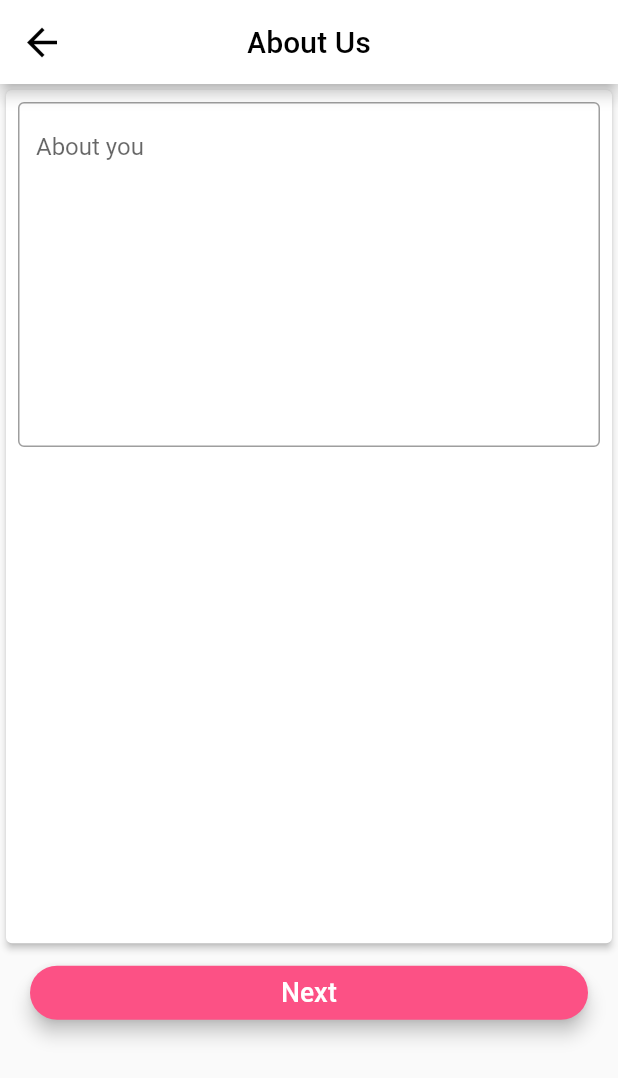
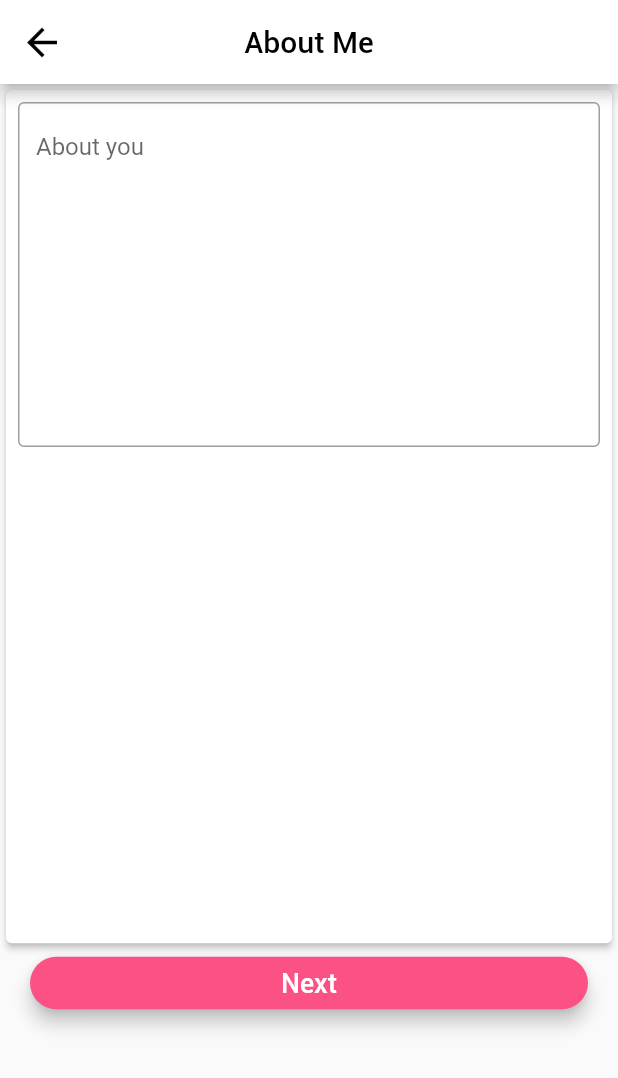
Before and after one commit to jagadeeshpodilapu/daytte, a Flutter app: the AboutUs screen opened directly, on a phone screen of 412 x 824 dp. Shown: the top 1078 px of the screen. Run offline on Flutter 3.47's test engine with Material 2 defaults, Android fonts, the phone set to English and light mode, and no system bars; our stand-ins replace dio, dotted_border, eva_icons_flutter, flutter_svg, geolocator, get and 8 more; accounts and stored records are empty.

Commit message:
issues fixed

```diff
--- a/lib/controllers/otpController/otp_controller.dart
+++ b/lib/controllers/otpController/otp_controller.dart
@@ -17,7 +17,7 @@ class OtpController extends GetxController {
   Timer? _timer;
 
   TextEditingController otpInput = TextEditingController();
-  final otpController = Get.find<OtpController>();
+
   int start = 30;
   late String mobileNumber;
   UserInfoModel? userInfoModel;
--- a/lib/view/screens/aboutus/aboutus.dart
+++ b/lib/view/screens/aboutus/aboutus.dart
@@ -1,3 +1,5 @@
+import 'package:daytte/view/screens/editdetails/edit_details.dart';
+
 import '../../widgets/button_widget.dart';
 import '../../widgets/common_widgets.dart';
 import 'package:flutter/material.dart';
@@ -8,7 +10,7 @@ class AboutUs extends StatelessWidget {
   Widget build(BuildContext context) {
     return Scaffold(
       resizeToAvoidBottomInset: false,
-      appBar: appBarWidget("About Us"),
+      appBar: appBarWidget("About Me"),
       body: Column(
         children: [
           Container(
@@ -28,7 +30,13 @@ class AboutUs extends StatelessWidget {
               ),
             ),
           ),
-          ButtonWidget(buttonTitle: "Next", action: () {})
+          Container(
+              height: 40,
+              child: ButtonWidget(
+                  buttonTitle: "Next",
+                  action: () {
+                    Get.to(() => EditDetails());
+                  }))
         ],
       ),
     );
--- a/lib/view/screens/passion/passion_screen.dart
+++ b/lib/view/screens/passion/passion_screen.dart
@@ -14,8 +14,7 @@ class PassionSCreen extends StatelessWidget {
     return Scaffold(
       appBar: appBarWidget("Passion"),
       body: SingleChildScrollView(
-        child: Obx(
-          () => Card(
+        child: Card(
             color: Colors.grey[200],
             elevation: 1,
             child: Column(
@@ -78,7 +77,7 @@ class PassionSCreen extends StatelessWidget {
             ),
           ),
         ),
-      ),
+
     );
   }
 }
--- a/lib/view/screens/signup/signup.dart
+++ b/lib/view/screens/signup/signup.dart
@@ -16,8 +16,7 @@ class SignUp extends StatelessWidget {
     return Scaffold(
       appBar: appBarWidget(Constants.sign_up),
       body: SingleChildScrollView(
-        child: Obx(
-          () => Form(
+        child: Form(
             key: controller.key,
             child: Column(
               crossAxisAlignment: CrossAxisAlignment.start,
@@ -159,7 +158,7 @@ class SignUp extends StatelessWidget {
             ),
           ),
         ),
-      ),
+
     );
   }
 
```
Also changed, not shown: lib/view/screens/editdetails/edit_details.dart (+8 -12 lines), lib/view/screens/home/home.dart (+3 -4 lines), lib/view/screens/interested/interested.dart (+6 -4 lines), lib/view/screens/otpverification/otp_verification.dart (+4 -7 lines), lib/view/screens/university/university.dart (+12 -6 lines).
